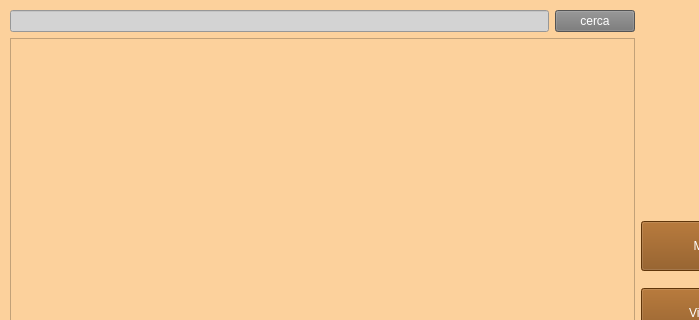
Before: the Qt Designer form Amministratore/view/gestioneDipendenti.ui in ManuelMarrone/GestioneBowling, drawn with Qt 5; both pictures show x 0 to 699 and y 0 to 320 of the 800 by 600 pixel window.
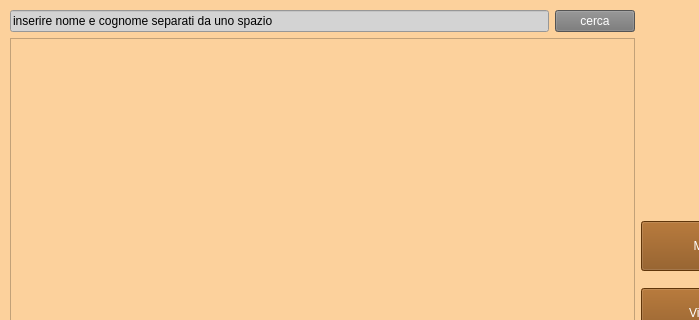
After: the same form once the commit is applied.

Commit message: Gestione dipendenti terminata

Diff of the .ui file:
```diff
--- a/Amministratore/view/gestioneDipendenti.ui
+++ b/Amministratore/view/gestioneDipendenti.ui
@@ -47,6 +47,15 @@
           <property name="styleSheet">
            <string notr="true">background: lightgrey</string>
           </property>
+          <property name="inputMask">
+           <string/>
+          </property>
+          <property name="text">
+           <string>inserire nome e cognome separati da uno spazio</string>
+          </property>
+          <property name="frame">
+           <bool>true</bool>
+          </property>
          </widget>
         </item>
         <item>
```
Left out of the diff: 2 changed lines with no effect on the pictures. The commit also changes 11 other files.
